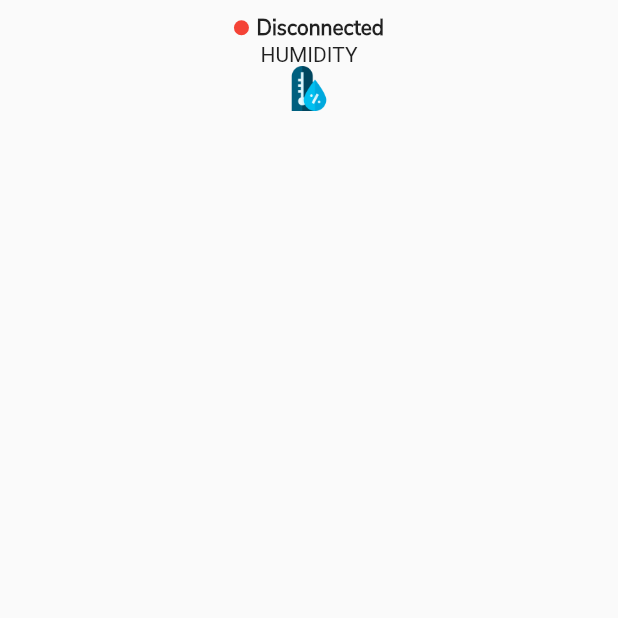
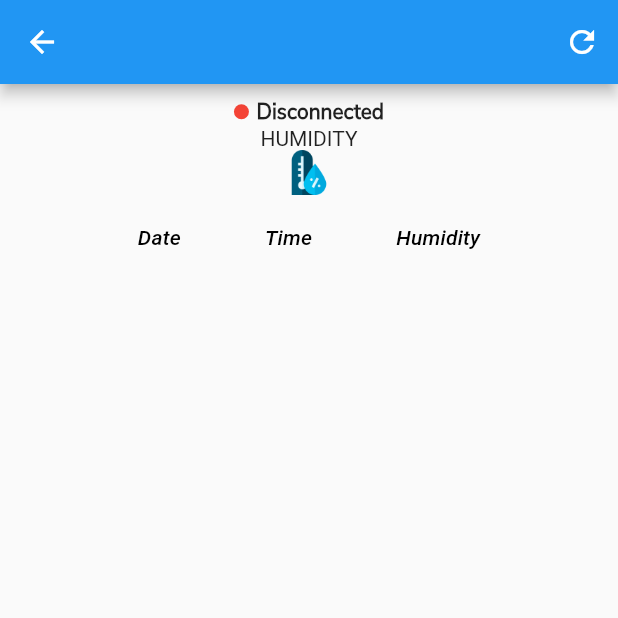
Before and after one commit to hammadahamed/agro_cloud, a Flutter app: the HumidityLog screen opened directly, on a phone screen of 412 x 824 dp, the top half of it. Run offline on Flutter 3.47's test engine with Material 2 defaults, Android fonts, the light colour scheme and no system bars; our stand-ins replace csv, firebase_core, firebase_database, flutter_spinkit, flutter_svg, flutter_switch and 4 more; missing offline and left inert: sign_button; accounts and stored records are empty.

Commit message:
update by 5s

```diff
--- a/lib/humidityLog.dart
+++ b/lib/humidityLog.dart
@@ -1,5 +1,6 @@
 import 'package:firebase_database/firebase_database.dart';
 import 'package:flutter/material.dart';
+import 'package:flutter_spinkit/flutter_spinkit.dart';
 import 'package:intl/intl.dart';
 
 class HumidityLog extends StatefulWidget {
@@ -11,21 +12,70 @@ class _HumidityLogState extends State<HumidityLog>
     with TickerProviderStateMixin {
   final fb = FirebaseDatabase.instance;
   bool isLiveState = false;
+  List<String> humidity = [];
+  List<String> time = [];
+  List<String> date = [];
+  List<String> dateTime = [];
+  List<DataRow> allRow = [];
+  bool isLoad = false;
+  allData() async {
+    time.clear();
+
+    humidity.clear();
+    DateTime frmt;
+    String t;
+    final ref = fb.reference();
+    await ref.child("DataArray").once().then((DataSnapshot data) {
+      data.value["DateTime"].forEach((key, value) => {
+            dateTime = value.split(RegExp(r"[T,+]")),
+            frmt = new DateFormat("yyyy-MM-dd HH:mm:ss")
+                .parse(dateTime[0] + " " + dateTime[1]),
+            t = new TimeOfDay(
+              hour: frmt.hour,
+              minute: frmt.minute,
+            ).format(context),
+            t = t.replaceFirst(" ", ":" + frmt.second.toString() + " "),
+            print(t),
+            time.add(t),
+            date.add(dateTime[0])
+          });
+
+      data.value["Humidity"].forEach((key, value) => {
+            humidity.add(value),
+          });
+    });
+
+    setState(() {
+      allRow.clear();
+    });
+
+    for (var i = 0; i < time.length; i++) {
+      setState(() {
+        allRow.add(
+          DataRow(
+            selected: i % 2 == 0 ? true : false,
+            cells: <DataCell>[
+              DataCell(Text(date[i])),
+              DataCell(Text(time[i])),
+              DataCell(Text(humidity[i])),
+            ],
+          ),
+        );
+      });
+    }
+  }
+
   isLive() {
     final re = fb.reference();
-
     re.child("TimeStamp").once().then((DataSnapshot data) {
       int diff = 0;
       String time = data.value;
       List<String> splitted = time.split(RegExp(r"[T,+]"));
-
       String currTime =
           new DateFormat("yyyy-MM-dd HH:mm:ss").format(DateTime.now());
-
       DateTime nowTime = DateTime.parse(currTime);
       DateTime lastTime = DateTime.parse(splitted[0] + ' ' + splitted[1]);
       diff = nowTime.difference(lastTime).inSeconds;
-
       if (diff > 8) {
         setState(() {
           isLiveState = false;
@@ -38,10 +88,34 @@ class _HumidityLogState extends State<HumidityLog>
   }
 
   @override
+  void initState() {
+    allData();
+    super.initState();
+  }
+
+  @override
   Widget build(BuildContext context) {
     return SafeArea(
       child: Scaffold(
-        body: Column(
+        appBar: AppBar(
+          actions: [
+            IconButton(
+                icon: Icon(Icons.refresh),
+                onPressed: () async {
+                  setState(() {
+                    isLoad = true;
+                  });
+                  await Future.delayed(Duration(milliseconds: 3000), () {
+                    allData();
+                  });
+                  setState(() {
+                    isLoad = false;
+                  });
+                })
+          ],
+        ),
+        body: SingleChildScrollView(
+          child: Column(
             children: [
               isLiveState
                   ? Padding(
@@ -104,7 +178,35 @@ class _HumidityLogState extends State<HumidityLog>
                   ),
                 ),
               ),
+              SingleChildScrollView(
+                child: isLoad
+                    ? SpinKitDoubleBounce(
+                        color: Colors.black,
+                        size: 50.0,
+                      )
+                    : DataTable(columns: const <DataColumn>[
+                        DataColumn(
+                          label: Text(
+                            'Date',
+                            style: TextStyle(fontStyle: FontStyle.italic),
+                          ),
+                        ),
+                        DataColumn(
+                          label: Text(
+                            'Time',
+                            style: TextStyle(fontStyle: FontStyle.italic),
+                          ),
+                        ),
+                        DataColumn(
+                          label: Text(
+                            'Humidity',
+                            style: TextStyle(fontStyle: FontStyle.italic),
+                          ),
+                        ),
+                      ], rows: allRow),
+              ),
             ],
+          ),
         ),
       ),
     );
```
Lines whose indentation alone changed are shown as unchanged.
